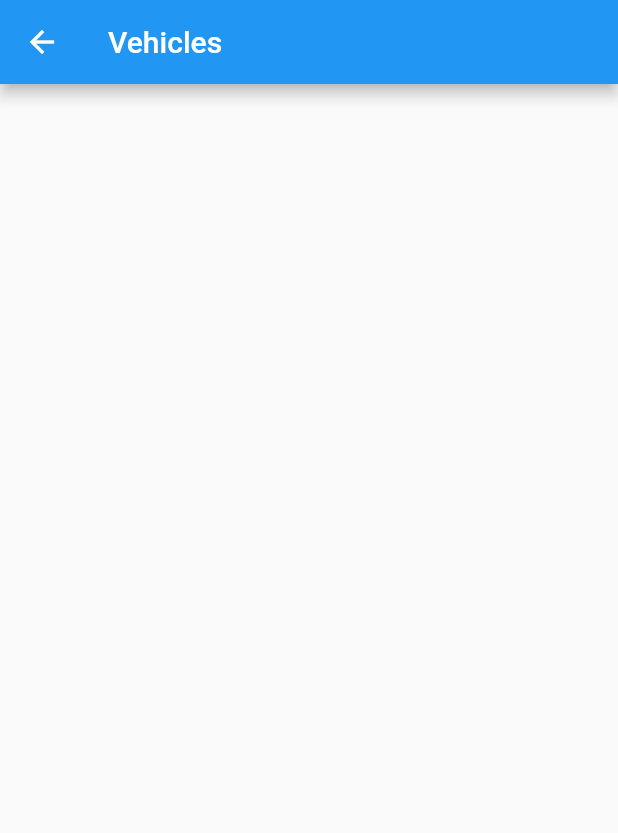
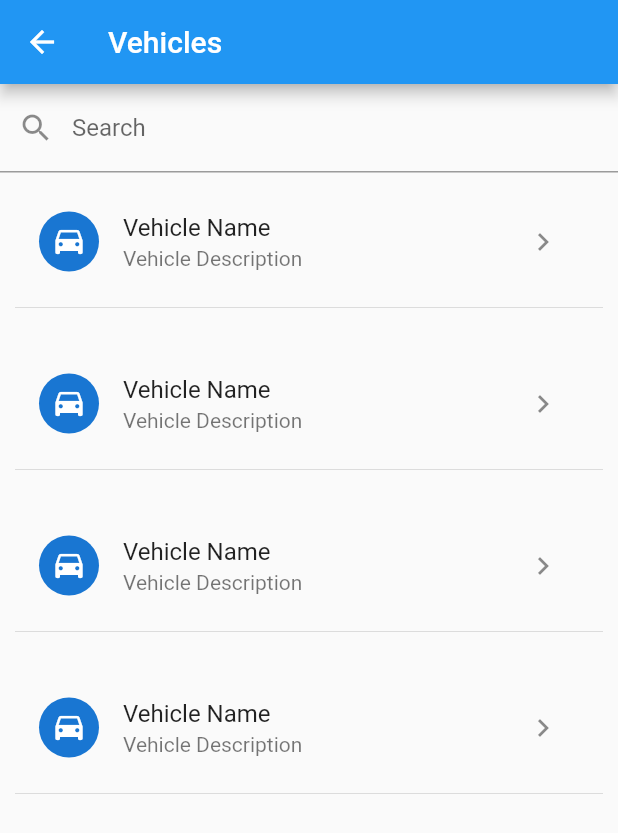
Before and after one commit to AlexeyShishlyannikov/logi_inspect, a Flutter app: the VehiclesPage screen opened directly, on a phone screen of 412 x 824 dp. Shown: the top 833 px of the screen. Run offline on Flutter 3.47's test engine with Material 2 defaults, Android fonts, the phone set to English and light mode, and no system bars; our stand-ins replace flutter_redux, redux, shared_preferences; accounts and stored records are empty.

Commit message:
Added vehicle list page and initial vehicle view page

```diff
--- a/lib/main.dart
+++ b/lib/main.dart
@@ -2,6 +2,8 @@ import 'package:flutter/material.dart';
 import 'package:logisticsinspect/pages/auth_pages/auth_page.dart';
 
 import 'package:flutter_redux/flutter_redux.dart';
+import 'package:logisticsinspect/pages/vehicle_pages/vehicle_view_page.dart';
+import 'package:logisticsinspect/pages/vehicle_pages/vehicles_page.dart';
 import 'package:redux/redux.dart';
 
 import './store/actions.dart';
@@ -33,7 +35,7 @@ class MyApp extends StatelessWidget {
             home: Container(),
             initialRoute: '',
             routes: {
-              '': (BuildContext context) => AuthPage(),
+              '': (BuildContext context) => VehicleViewPage(),
               // '/products': (BuildContext context) => ProductsPage(mainModel),
               // '/admin': (BuildContext context) => ProductsAdminPage(mainModel),
             },
--- a/lib/pages/vehicle_pages/vehicles_page.dart
+++ b/lib/pages/vehicle_pages/vehicles_page.dart
@@ -1,32 +1,54 @@
 import 'package:flutter/material.dart';
 
 class VehiclesPage extends StatelessWidget {
+  Widget _buildSearchBox() {
+    return TextField(
+      decoration: InputDecoration(
+        prefixIcon: Icon(Icons.search),
+        labelText: 'Search',
+      ),
+      keyboardType: TextInputType.text,
+      onChanged: (String input) {},
+    );
+  }
+
   Widget _buildVehicleImage() {
-    return Container();
+    return CircleAvatar(
+      child: Icon(Icons.drive_eta),
+    );
   }
 
   Widget _buildVehicleCardTitle() {
-    return Container();
+    return Container(
+      child: Text('Vehicle Name'),
+    );
   }
 
   Widget _buildVehicleStatsText() {
-    return Container();
+    return Text('Vehicle Description');
   }
 
   Widget _buildSelectButton() {
-    return Container();
+    return Container(
+      child: IconButton(
+        icon: Icon(Icons.chevron_right),
+        onPressed: () {},
+      ),
+    );
   }
 
   Widget _buildVehicleCard(BuildContext context, int index) {
     return Container(
       padding: EdgeInsets.all(10.0),
-      child: Row(
+      child: Column(
         children: <Widget>[
-          _buildVehicleImage(),
-          _buildVehicleCardTitle(),
-          _buildVehicleStatsText(),
-          Expanded(child: Container()),
-          _buildSelectButton(),
+          ListTile(
+            leading: _buildVehicleImage(),
+            title: _buildVehicleCardTitle(),
+            subtitle: _buildVehicleStatsText(),
+            trailing: _buildSelectButton(),
+          ),
+          Divider(),
         ],
       ),
     );
@@ -38,10 +60,18 @@ class VehiclesPage extends StatelessWidget {
       appBar: AppBar(
         title: Text('Vehicles'),
       ),
-      body: Container(
-        child: ListView.builder(
-          itemBuilder: _buildVehicleCard,
-          itemCount: 4,
+      body: GestureDetector(
+        onTap: () => FocusScope.of(context).requestFocus(FocusNode()),
+        child: Column(
+          children: <Widget>[
+            _buildSearchBox(),
+            Expanded(
+              child: ListView.builder(
+                itemBuilder: _buildVehicleCard,
+                itemCount: 4,
+              ),
+            ),
+          ],
         ),
       ),
     );
--- a/pubspec.yaml
+++ b/pubspec.yaml
@@ -40,7 +40,8 @@ flutter:
   uses-material-design: true
 
   # To add assets to your application, add an assets section, like this:
-  # assets:
+  assets:
+    - assets/
   #  - images/a_dot_burr.jpeg
   #  - images/a_dot_ham.jpeg
 
```
Also changed, not shown: lib/pages/vehicle_pages/vehicle_view_page.dart (+70 -18 lines), assets/van.jpg (added).
